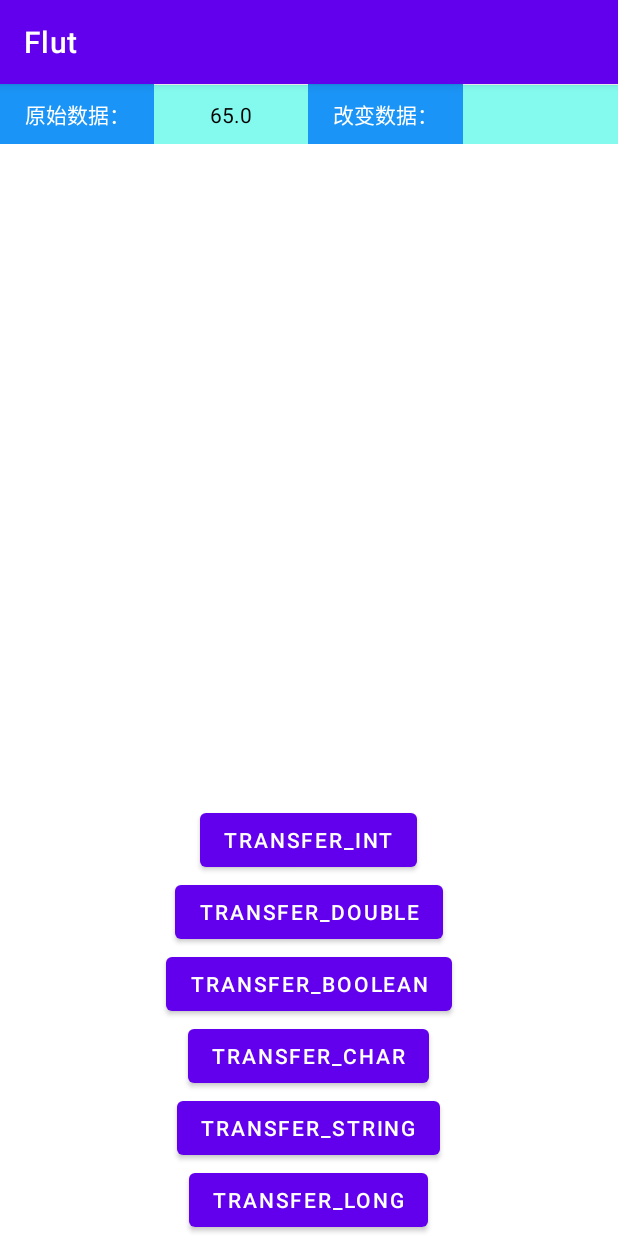
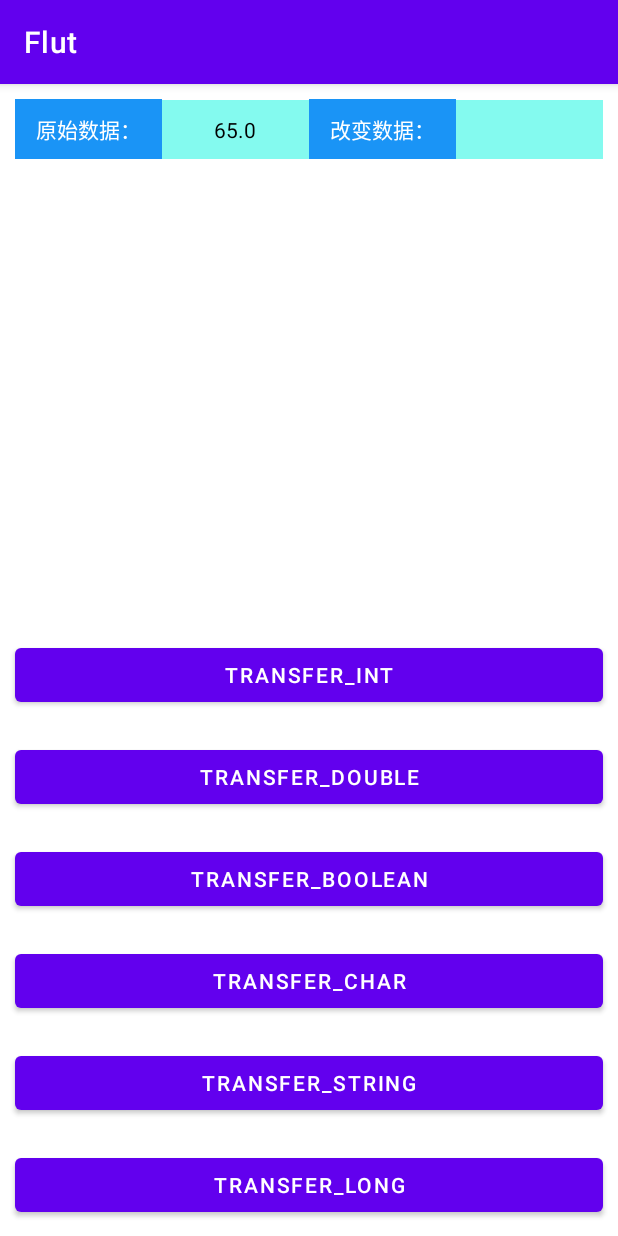
Before and after one commit to jeasonW55/learnKotlin, an Android app: the screen it shows after launch (MainActivity), on a phone screen of 412 x 824 dp. Run offline under Robolectric (Android 15) with nearby library versions, the phone set to English and light mode, and no system bars.

```diff
--- a/app/src/main/res/layout/activity_main.xml
+++ b/app/src/main/res/layout/activity_main.xml
@@ -7,6 +7,7 @@
     android:orientation="vertical"
     tools:context=".MainActivity">
     <LinearLayout
+        android:layout_margin="10dp"
         android:orientation="horizontal"
         android:layout_width="match_parent"
         android:layout_height="wrap_content">
@@ -36,41 +37,30 @@
         android:layout_width="match_parent"
         android:layout_height="match_parent">
         <Button
+            style="@style/bt_trans"
             android:id="@+id/transfer_int"
             android:text="Transfer_Int"
-            android:layout_gravity="center_horizontal"
-            android:layout_width="wrap_content"
-            android:layout_height="wrap_content"/>
+            />
         <Button
             android:id="@+id/transfer_double"
             android:text="transfer_double"
-            android:layout_gravity="center_horizontal"
-            android:layout_width="wrap_content"
-            android:layout_height="wrap_content"/>
+            style="@style/bt_trans"/>
         <Button
             android:id="@+id/transfer_boolean"
             android:text="Transfer_boolean"
-            android:layout_gravity="center_horizontal"
-            android:layout_width="wrap_content"
-            android:layout_height="wrap_content"/>
+            style="@style/bt_trans"/>
         <Button
             android:id="@+id/transfer_char"
             android:text="transfer_char"
-            android:layout_gravity="center_horizontal"
-            android:layout_width="wrap_content"
-            android:layout_height="wrap_content"/>
+            style="@style/bt_trans"/>
         <Button
             android:id="@+id/transfer_string"
             android:text="transfer_string"
-            android:layout_gravity="center_horizontal"
-            android:layout_width="wrap_content"
-            android:layout_height="wrap_content"/>
+            style="@style/bt_trans"/>
         <Button
             android:id="@+id/transfer_long"
             android:text="transfer_long"
-            android:layout_gravity="center_horizontal"
-            android:layout_width="wrap_content"
-            android:layout_height="wrap_content"/>
+            style="@style/bt_trans"/>
     </LinearLayout>
 
 
--- a/app/src/main/res/values/styles.xml
+++ b/app/src/main/res/values/styles.xml
@@ -15,6 +15,12 @@
         <item name="android:layout_width">0dp</item>
     </style>
 
+    <style name="bt_trans">
+        <item name="android:layout_width">match_parent</item>
+        <item name="android:layout_height">wrap_content</item>
+        <item name="android:layout_margin">10dp</item>
+    </style>
+
     <color name="myColor">#DB4035</color>
     <color name="green">#84FAEF</color>
 </resources>
```
Also changed, not shown: app/src/main/java/com/jeason/flut/file/note/arrray.txt (added, +18 -0 lines).
